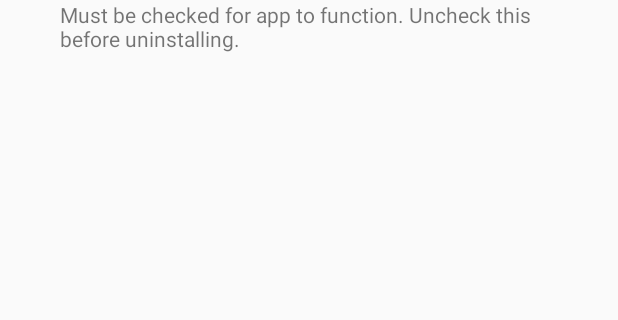
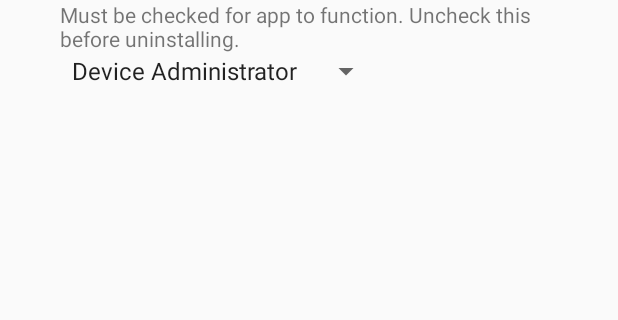
Before and after one commit to 0xFireball/PluckLockEx, an Android app: the screen it shows after launch (SettingsActivity), on a phone screen of 412 x 824 dp, the part 385-705 px from its top. Run offline under Robolectric (Android 15) with nearby library versions, the phone set to English and light mode, and no system bars.

Commit message:
add lock method choice

```diff
--- a/app/src/main/java/xyz/iridiumion/plucklockex/AccelerometerService.java
+++ b/app/src/main/java/xyz/iridiumion/plucklockex/AccelerometerService.java
@@ -17,6 +17,9 @@ import android.preference.PreferenceManager;
 import android.util.Log;
 
 public class AccelerometerService extends Service {
+    public static int LOCK_METHOD_DEVICE_ADMIN = 0;
+    public static int LOCK_METHOD_ROOT = 1;
+
     public static boolean dead = false;
 
     private SensorManager sensorManager;
--- a/app/src/main/java/xyz/iridiumion/plucklockex/PreferenceString.java
+++ b/app/src/main/java/xyz/iridiumion/plucklockex/PreferenceString.java
@@ -5,5 +5,6 @@ public class PreferenceString {
     public static String PREFS_VERSION = "prefs_version";
     public static String ENABLED = "plucklock_enabled";
     public static String THRESHOLD = "threshold_pref_key";
-    public static String DISABLED_DEVICE_ADMIN = "has_disabled_device_admin";	// at least once
+    public static String DISABLED_DEVICE_ADMIN = "has_disabled_device_admin";    // at least once
+    public static String LOCK_METHOD = "lock_method";
 }
--- a/app/src/main/java/xyz/iridiumion/plucklockex/SettingsActivity.java
+++ b/app/src/main/java/xyz/iridiumion/plucklockex/SettingsActivity.java
@@ -12,10 +12,13 @@ import android.support.v4.content.ContextCompat;
 import android.support.v7.app.AppCompatActivity;
 import android.text.Editable;
 import android.text.TextWatcher;
+import android.view.View;
+import android.widget.AdapterView;
 import android.widget.CheckBox;
 import android.widget.CompoundButton;
 import android.widget.CompoundButton.OnCheckedChangeListener;
 import android.widget.EditText;
+import android.widget.Spinner;
 import android.widget.Toast;
 
 public class SettingsActivity extends AppCompatActivity {
@@ -25,6 +28,7 @@ public class SettingsActivity extends AppCompatActivity {
     private CheckBox enabledCheck;
     private CheckBox deviceAdminCheck;
     private EditText thresholdEdit;
+    private Spinner lockMethodSpinner;
 
     public static float MIN_THRESHOLD = 1.5f;
     public static float DEFAULT_THRESHOLD = 10f;
@@ -41,6 +45,7 @@ public class SettingsActivity extends AppCompatActivity {
         enabledCheck = (CheckBox) findViewById(R.id.enabled);
         deviceAdminCheck = (CheckBox) findViewById(R.id.enable_device_admin);
         thresholdEdit = (EditText) findViewById(R.id.threshold_edit);
+        lockMethodSpinner = (Spinner) findViewById(R.id.lock_method);
 
         enabledCheck.setOnCheckedChangeListener(new OnCheckedChangeListener() {
             @Override
@@ -64,7 +69,7 @@ public class SettingsActivity extends AppCompatActivity {
 
         float currentThreshold = prefs.getFloat(PreferenceString.THRESHOLD, DEFAULT_THRESHOLD);
         if (currentThreshold < MIN_THRESHOLD) {
-            currentThreshold = (float) MIN_THRESHOLD;
+            currentThreshold = MIN_THRESHOLD;
             prefs.edit().putFloat(PreferenceString.THRESHOLD, currentThreshold).apply();
         }
         thresholdEdit.setText("" + currentThreshold);
@@ -124,6 +129,24 @@ public class SettingsActivity extends AppCompatActivity {
         });
 
         deviceAdminCheck.setChecked(dpm.isAdminActive(adminComponent));
+
+        lockMethodSpinner.setOnItemSelectedListener(new AdapterView.OnItemSelectedListener() {
+            @Override
+            public void onItemSelected(AdapterView<?> adapterView, View view, int i, long l) {
+                String choice = adapterView.getItemAtPosition(i).toString();
+                SharedPreferences.Editor editor = prefs.edit();
+                editor.putInt(PreferenceString.LOCK_METHOD, i).apply();
+            }
+
+            @Override
+            public void onNothingSelected(AdapterView<?> adapterView) {
+                SharedPreferences.Editor editor = prefs.edit();
+                editor.putInt(PreferenceString.LOCK_METHOD, AccelerometerService.LOCK_METHOD_DEVICE_ADMIN).apply();
+            }
+        });
+
+        lockMethodSpinner.setSelection(0);
+
     }
 
 
@@ -143,6 +166,7 @@ public class SettingsActivity extends AppCompatActivity {
         } catch (NameNotFoundException e) {
         }    // if this ever happens I will eat many hats.
     }
+
     private void requestDeviceAdmin(ComponentName adminComponent) {
         Intent intent = new Intent(DevicePolicyManager.ACTION_ADD_DEVICE_ADMIN);
         intent.putExtra(DevicePolicyManager.EXTRA_DEVICE_ADMIN, adminComponent);
--- a/app/src/main/res/layout/activity_settings.xml
+++ b/app/src/main/res/layout/activity_settings.xml
@@ -2,8 +2,8 @@
 <LinearLayout xmlns:android="http://schemas.android.com/apk/res/android"
     android:layout_width="match_parent"
     android:layout_height="match_parent"
-    android:padding="40dp"
-    android:orientation="vertical">
+    android:orientation="vertical"
+    android:padding="40dp">
 
     <CheckBox
         android:id="@+id/enabled"
@@ -56,4 +56,11 @@
         android:text="@string/prefs_enable_device_admin_description"
         android:textAppearance="?android:attr/textAppearanceSmall" />
 
+    <Spinner
+        android:id="@+id/lock_method"
+        android:layout_width="wrap_content"
+        android:layout_height="wrap_content"
+        android:entries="@array/lock_methods"
+        android:prompt="@string/prefs_pick_lock_method" />
+
 </LinearLayout>
--- a/app/src/main/res/values/strings.xml
+++ b/app/src/main/res/values/strings.xml
@@ -6,4 +6,10 @@
     <string name="prefs_enable_device_admin">Add PluckLockEx to device administrators</string>
     <string name="prefs_enable_device_admin_description">Must be checked for app to function. Uncheck this before uninstalling.</string>
     <string name="too_low">That threshold is too low. Trust me.</string>
+    <string name="prefs_pick_lock_method">Select Lock Method</string>
+
+    <string-array name="lock_methods">
+        <item>Device Administrator</item>
+        <item>Root</item>
+    </string-array>
 </resources>
```
